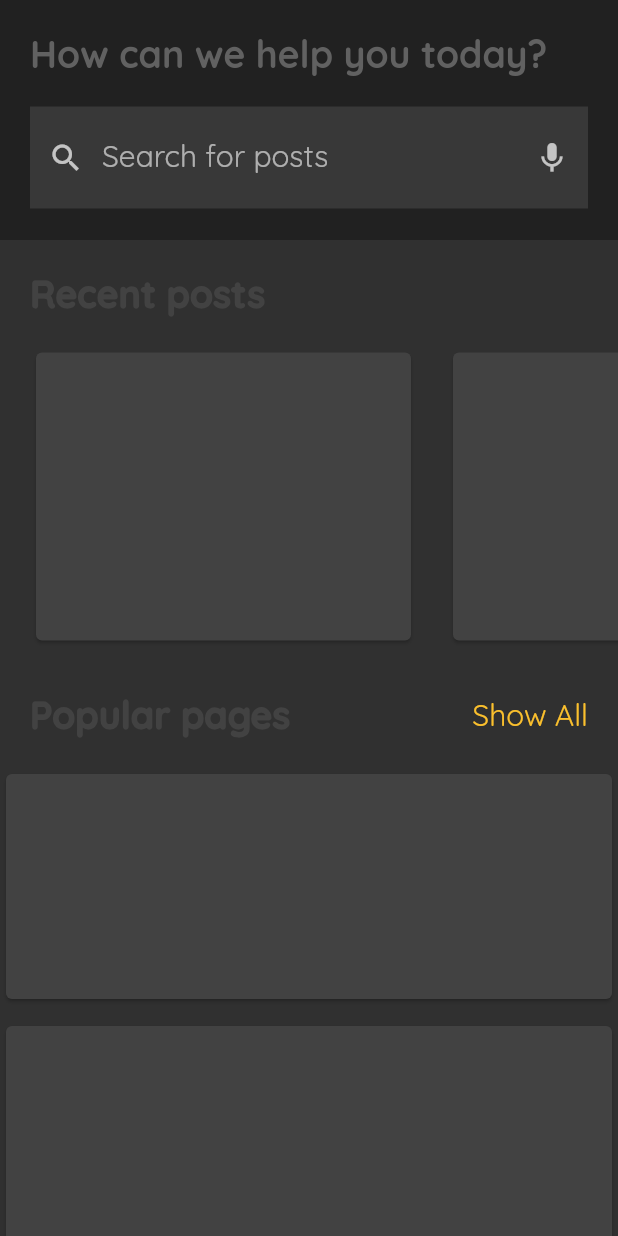
After one commit to chrisoftech/fashion-connect-pro, a Flutter app: the HomePage screen opened directly, on a phone screen of 412 x 824 dp. The commit adds this screen. Run offline on Flutter 3.47's test engine with Material 2 defaults, Android fonts, the phone set to English and light mode, and no system bars; our stand-ins replace bloc, cloud_firestore, equatable, firebase_auth, flutter_bloc, shared_preferences; accounts and stored records are empty; statements that could not run were skipped.

Commit message:
Imported quicksand fonts & placeholder.png in pubspec.yaml, Created & designed home_page layouts (recent posts, popular pages) & exported home_page in modules.dart.

```diff
--- a/lib/main.dart
+++ b/lib/main.dart
@@ -72,7 +72,7 @@ class _MyAppState extends State<MyApp> {
         }
 
         if (state is AuthAuthenticated) {
-          return state.hasProfile ? TimelinePage() : ProfileFormPage();
+          return state.hasProfile ? HomePage() : ProfileFormPage();
         }
 
         if (state is AuthUnauthenticated) {
@@ -92,6 +92,7 @@ class _MyAppState extends State<MyApp> {
         debugShowCheckedModeBanner: false,
         title: 'Fashion Connect',
         theme: ThemeData(
+          fontFamily: 'QuickSand',
           brightness: Brightness.dark,
           primarySwatch: Colors.indigo,
           accentColor: Colors.yellow[700],
--- a/lib/modules/modules.dart
+++ b/lib/modules/modules.dart
@@ -1,4 +1,5 @@
 export 'auth/auth_page.dart';
 
+export 'user/home_page.dart';
 export 'user/profile_form_page.dart';
 export 'user/timeline_page.dart';
--- /dev/null
+++ b/lib/modules/user/home_page.dart
@@ -0,0 +1,201 @@
+import 'package:flutter/material.dart';
+
+class HomePage extends StatefulWidget {
+  @override
+  _HomePageState createState() => _HomePageState();
+}
+
+class _HomePageState extends State<HomePage> {
+  Widget _buildAppBarTitle() {
+    return Row(
+      mainAxisAlignment: MainAxisAlignment.center,
+      children: <Widget>[
+        Text(
+          'fashion',
+          style: TextStyle(
+              color: Theme.of(context).cardColor,
+              fontStyle: FontStyle.italic,
+              fontSize: 25.0,
+              fontWeight: FontWeight.w700),
+        ),
+        Text('connect',
+            style: TextStyle(
+                color: Theme.of(context).accentColor,
+                fontStyle: FontStyle.italic,
+                fontSize: 25.0,
+                fontWeight: FontWeight.w700)),
+      ],
+    );
+  }
+
+  Widget _buildSearchInput() {
+    return Container(
+      height: 160.0,
+      padding: EdgeInsets.all(20.0),
+      child: Column(
+        crossAxisAlignment: CrossAxisAlignment.start,
+        children: <Widget>[
+          Text(
+            'How can we help you today?',
+            style: TextStyle(
+                color: Theme.of(context).backgroundColor,
+                fontSize: 25.0,
+                fontWeight: FontWeight.bold),
+          ),
+          SizedBox(height: 20.0),
+          TextField(
+            style: TextStyle(fontSize: 20.0),
+            decoration: InputDecoration(
+                labelText: 'Search for posts',
+                filled: true,
+                prefixIcon: Icon(Icons.search),
+                suffixIcon: Icon(Icons.mic),
+                border: InputBorder.none),
+          )
+        ],
+      ),
+    );
+  }
+
+  Widget _buildPost() {
+    return Card(
+      child: Container(
+        height: 200.0,
+        width: 250.0,
+        child: Column(
+          children: <Widget>[],
+        ),
+      ),
+    );
+  }
+
+  Widget _buildRecentPosts() {
+    return Container(
+      height: 200.0,
+      child: ListView.builder(
+        scrollDirection: Axis.horizontal,
+        itemCount: 10,
+        itemBuilder: (BuildContext context, int index) {
+          return Row(
+            children: <Widget>[
+              SizedBox(width: 20.0),
+              _buildPost(),
+            ],
+          );
+        },
+      ),
+    );
+  }
+
+  Widget _buildPopularPageItem() {
+    final double _screenWidth = MediaQuery.of(context).size.width;
+    final double _contentWidth = _screenWidth > 400.0 ? 450.0 : _screenWidth;
+
+    return Column(
+      children: <Widget>[
+        Card(
+          child: Container(
+            height: 150.0,
+            width: _contentWidth,
+            child: Column(
+              children: <Widget>[],
+            ),
+          ),
+        ),
+        SizedBox(height: 10.0)
+      ],
+    );
+  }
+
+  Widget _buildPopularPages() {
+    final double _screenHeight = MediaQuery.of(context).size.height;
+    // final double _contentHeight = _screenHeight - 350.0;
+    final double _contentHeight = _screenHeight - 300.0;
+
+    return Container(
+      height: _contentHeight,
+      child: ListView.builder(
+        itemCount: 10,
+        itemBuilder: (BuildContext context, int index) {
+          return _buildPopularPageItem();
+        },
+      ),
+    );
+  }
+
+  @override
+  Widget build(BuildContext context) {
+    return GestureDetector(
+      onTap: () => FocusScope.of(context).requestFocus(FocusNode()),
+      child: Scaffold(
+        body: CustomScrollView(
+          slivers: <Widget>[
+            SliverAppBar(
+              snap: true,
+              pinned: true,
+              floating: true,
+              centerTitle: true,
+              expandedHeight: 0.0,
+              bottom: PreferredSize(
+                preferredSize: Size.fromHeight(160.0),
+                child: _buildSearchInput(),
+              ),
+            ),
+            SliverToBoxAdapter(
+              child: Container(
+                child: Column(
+                  children: <Widget>[
+                    Row(
+                      children: <Widget>[
+                        Padding(
+                          padding: const EdgeInsets.all(20.0),
+                          child: Text(
+                            'Recent posts',
+                            style: TextStyle(
+                                color: Theme.of(context).cardColor,
+                                fontSize: 25.0,
+                                fontWeight: FontWeight.w900),
+                          ),
+                        ),
+                      ],
+                    ),
+                    _buildRecentPosts(),
+                    SizedBox(height: 10.0),
+                    Row(
+                      mainAxisAlignment: MainAxisAlignment.spaceBetween,
+                      children: <Widget>[
+                        Padding(
+                          padding: const EdgeInsets.all(20.0),
+                          child: Text(
+                            'Popular pages',
+                            style: TextStyle(
+                                color: Theme.of(context).cardColor,
+                                fontSize: 25.0,
+                                fontWeight: FontWeight.w900),
+                          ),
+                        ),
+                        InkWell(
+                          onTap: () {},
+                          child: Container(
+                            padding: const EdgeInsets.all(20.0),
+                            child: Text(
+                              'Show All',
+                              style: TextStyle(
+                                  color: Theme.of(context).accentColor,
+                                  fontSize: 20.0),
+                            ),
+                          ),
+                        )
+                      ],
+                    ),
+                    _buildPopularPages(),
+                  ],
+                ),
+              ),
+            )
+          ],
+        ),
+      ),
+    );
+  }
+}
```
Also changed, not shown: pubspec.yaml (+20 -14 lines), assets/fonts/Quicksand-Bold.ttf (added), assets/fonts/Quicksand-Light.ttf (added), assets/fonts/Quicksand-Medium.ttf (added), assets/fonts/Quicksand-Regular.ttf (added), assets/placeholder/placeholder.png (added).
